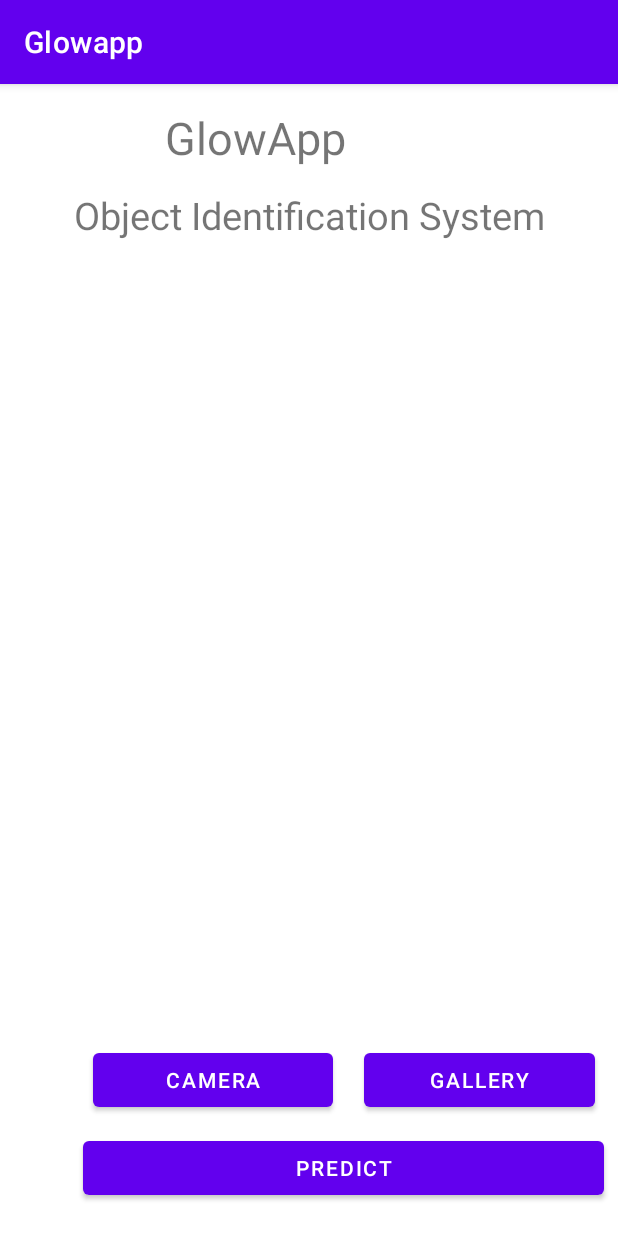
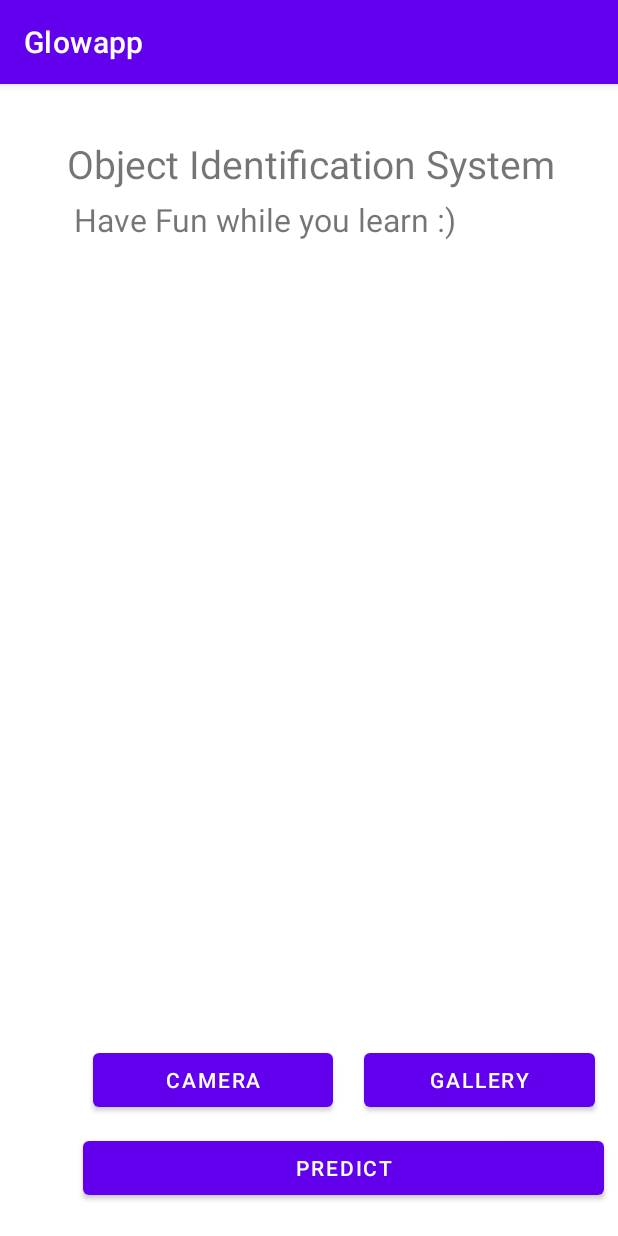
Before and after one commit to Glow05/IS-Project, an Android app: the screen it shows after launch (MainActivity), on a phone screen of 412 x 824 dp. Run offline under Robolectric (Android 15) with nearby library versions, the phone set to English and light mode, and no system bars; libraries missing offline, so code that uses them is left out: org.tensorflow.lite.

Commit message:
Better Model

```diff
--- a/app/src/main/java/com/gloria/glowapp/MainActivity.java
+++ b/app/src/main/java/com/gloria/glowapp/MainActivity.java
@@ -70,6 +70,7 @@ public class MainActivity extends AppCompatActivity {
             @SuppressLint("SetTextI18n")
             @Override
             public void onClick(View v) {
+
                //We are in the 13th minute
                //First convert the model to a tflite model
                 img = Bitmap.createScaledBitmap(img, 32, 32, true);
@@ -107,7 +108,9 @@ public class MainActivity extends AppCompatActivity {
                         }
                     }
                     //Displaying!!!!!!!!!!!!!
-                    String[] classes = {"Cup", "Spoon", "Bottle" };
+                    // this is the second attempt
+                    // Look at it Glowiee
+                    String[] classes = {"Bottle", "Spoon", "Cup" };
                     predict.setText(classes[maxPos]);
 
 
@@ -138,7 +141,7 @@ public class MainActivity extends AppCompatActivity {
             }
         });
     }
-public void classifyImage(Bitmap capturedImage){
+   public void classifyImage(Bitmap capturedImage){
     try {
         Model model = Model.newInstance(getApplicationContext());
 
--- a/app/src/main/res/layout/activity_main.xml
+++ b/app/src/main/res/layout/activity_main.xml
@@ -9,20 +9,6 @@
 
 
     <TextView
-        android:id="@+id/glowapp"
-        android:layout_width="wrap_content"
-        android:layout_height="wrap_content"
-        android:layout_alignParentStart="true"
-        android:layout_alignParentTop="true"
-        android:layout_centerHorizontal="true"
-        android:layout_marginStart="110dp"
-        android:layout_marginTop="15dp"
-        android:text="@string/glowapp_name"
-        android:textSize="30sp"
-        tools:layout_editor_absoluteX="187dp"
-        tools:layout_editor_absoluteY="154dp" />
-
-    <TextView
         android:id="@+id/description"
         android:layout_width="match_parent"
         android:layout_height="wrap_content"
@@ -30,15 +16,28 @@
         android:layout_alignParentTop="true"
         android:layout_alignParentEnd="true"
         android:layout_centerHorizontal="true"
-        android:layout_marginStart="0dp"
-        android:layout_marginTop="70dp"
-        android:layout_marginEnd="0dp"
+        android:layout_marginStart="1dp"
+        android:layout_marginTop="35dp"
+        android:layout_marginEnd="-1dp"
         android:text="@string/object_identification_system"
         android:textAlignment="center"
-        android:textSize="25sp"
+        android:textSize="26sp"
         tools:layout_editor_absoluteX="187dp"
         tools:layout_editor_absoluteY="154dp" />
 
+    <TextView
+        android:id="@+id/glowapp"
+        android:layout_width="333dp"
+        android:layout_height="wrap_content"
+        android:layout_alignParentStart="true"
+        android:layout_alignParentTop="true"
+        android:layout_centerHorizontal="true"
+        android:layout_marginStart="49dp"
+        android:layout_marginTop="76dp"
+        android:text="@string/glowapp"
+        android:textSize="21sp"
+        tools:layout_editor_absoluteX="187dp"
+        tools:layout_editor_absoluteY="154dp" />
 
     <Button
         android:id="@+id/button_camera"
--- a/app/src/main/res/values/strings.xml
+++ b/app/src/main/res/values/strings.xml
@@ -1,6 +1,6 @@
 <resources>
     <string name="app_name">Glowapp</string>
-    <string name="glowapp">Glow App</string>
+    <string name="glowapp">Have Fun while you learn :)</string>
     <string name="select_method">Choose</string>
     <string name="realtime">Camera</string>
     <string name="predict">Predict</string>
```
Also changed, not shown: 2 other files.
